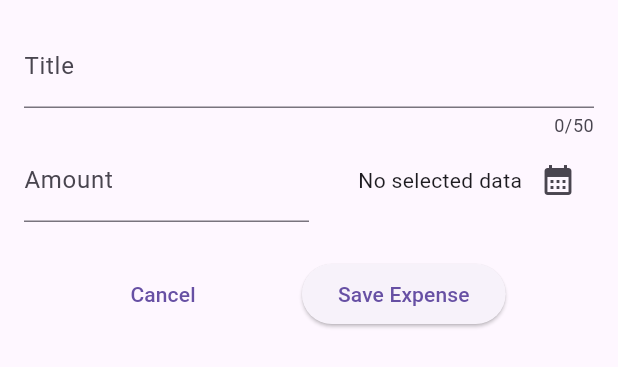
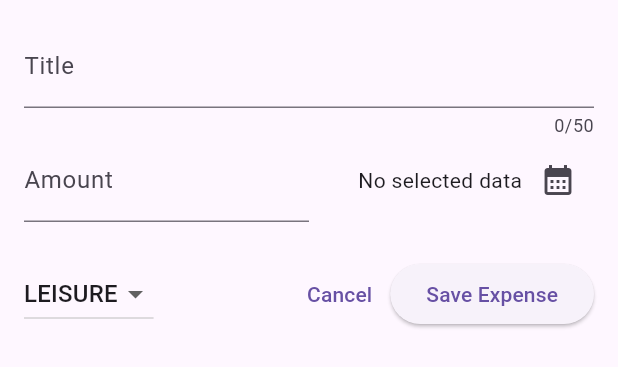
Before and after one commit to ponomarenko24/expense_tracker, a Flutter app: the NewExpense widget shown alone on an empty page, opened directly, on a phone screen of 412 x 824 dp. Shown: the top 367 px of the screen. Run offline on Flutter 3.47's test engine with Material 3 defaults, Android fonts, the phone set to English and light mode, and no system bars.

Commit message:
added dropdown menu

```diff
--- a/lib/widgets/expenses_list/new_expense.dart
+++ b/lib/widgets/expenses_list/new_expense.dart
@@ -14,15 +14,19 @@ class _NewExpenseState extends State<NewExpense> {
   final _titleController = TextEditingController();
   final _amountController = TextEditingController();
   DateTime? _selectedDate;
+  Category _selectedCategory = Category.leisure;
 
   void _presentDatePicker() async {
     final now = DateTime.now();
-    final pickedDate = await showDatePicker(context: context, firstDate: DateTime(now.year - 1), lastDate: now);
+    final pickedDate = await showDatePicker(
+      context: context,
+      firstDate: DateTime(now.year - 1),
+      lastDate: now,
+    );
     setState(() {
       _selectedDate = pickedDate;
     });
   }
-
 
   @override
   void dispose() {
@@ -58,9 +62,13 @@ class _NewExpenseState extends State<NewExpense> {
                 child: Row(
                   mainAxisAlignment: MainAxisAlignment.end,
                   children: [
-                    _selectedDate == null ? Text('No selected data') : Text(formatter.format(_selectedDate!)),
+                    _selectedDate == null
+                        ? Text('No selected data')
+                        : Text(formatter.format(_selectedDate!)),
                     IconButton(
-                      onPressed: () {_presentDatePicker();},
+                      onPressed: () {
+                        _presentDatePicker();
+                      },
                       icon: Icon(Icons.calendar_month),
                     ),
                   ],
@@ -72,6 +80,26 @@ class _NewExpenseState extends State<NewExpense> {
           SizedBox(height: 24),
           Row(
             children: [
+              DropdownButton(
+                value: _selectedCategory,
+                items:
+                    Category.values
+                        .map(
+                          (category) => DropdownMenuItem(
+                            value: category,
+                            child: Text(category.name.toUpperCase()),
+                          ),
+                        )
+                        .toList(),
+                onChanged: (value) {
+                  if (value == null) {
+                    return;
+                  }
+                  setState(() {
+                    _selectedCategory = value;
+                  });
+                },
+              ),
               Spacer(),
               TextButton(
                 onPressed: () {
@@ -79,7 +107,6 @@ class _NewExpenseState extends State<NewExpense> {
                 },
                 child: Text('Cancel'),
               ),
-              Spacer(),
               ElevatedButton(
                 onPressed: () {
                   print(_titleController.text);
@@ -87,7 +114,6 @@ class _NewExpenseState extends State<NewExpense> {
                 },
                 child: Text('Save Expense'),
               ),
-              Spacer(),
             ],
           ),
         ],
```
